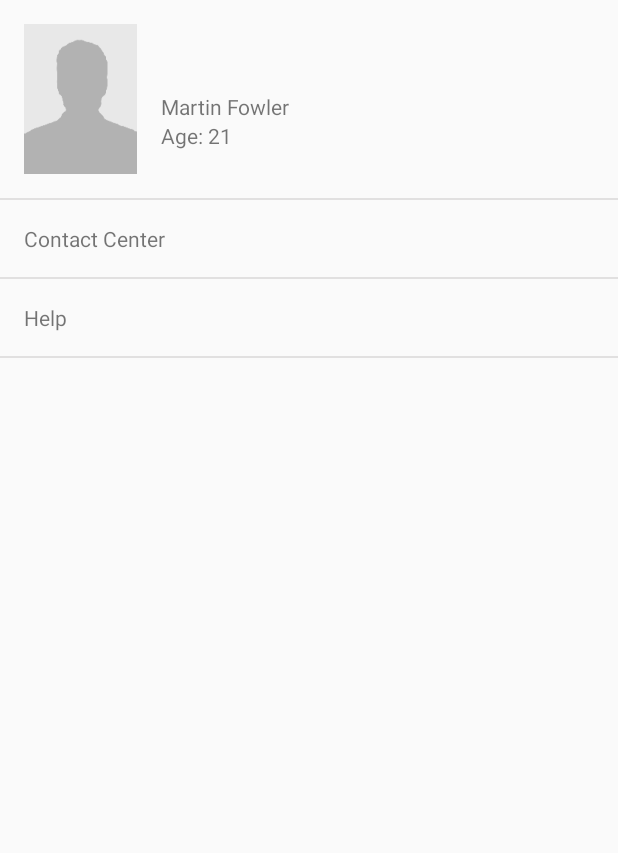
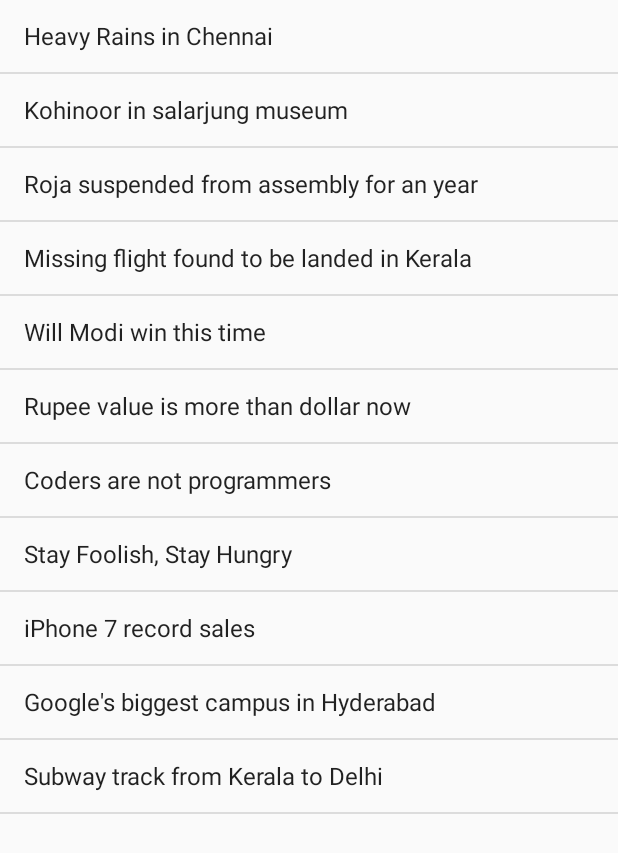
Before and after one commit to jhansireddy/Bootcamp, an Android app: the HomeActivity screen opened directly, with no data from a screen before it, on a phone screen of 412 x 824 dp. Shown: the top 853 px of the screen. Run offline under Robolectric (Android 15) with nearby library versions, the phone set to English and light mode, and no system bars.

Commit message:
Added ListView

```diff
--- a/app/src/main/AndroidManifest.xml
+++ b/app/src/main/AndroidManifest.xml
@@ -17,7 +17,7 @@
                 <category android:name="android.intent.category.LAUNCHER" />
             </intent-filter>
         </activity>
-        <activity android:name=".AccountsActivity" />
+        <activity android:name=".HomeActivity" />
     </application>
 
 </manifest>
--- a/app/src/main/java/com/androidbootcamp/AccountsFragment.java
+++ b/app/src/main/java/com/androidbootcamp/AccountsFragment.java
@@ -1,8 +1,6 @@
 package com.androidbootcamp;
 
-import android.app.Activity;
 import android.app.Fragment;
-import android.content.Intent;
 import android.graphics.Bitmap;
 import android.os.Bundle;
 import android.support.annotation.Nullable;
@@ -38,7 +36,7 @@ public class AccountsFragment extends Fragment {
     }
 
     private String getWelcomeText() {
-        String userName = getActivity().getIntent().getStringExtra(AccountsActivity.UserName);
+        String userName = getActivity().getIntent().getStringExtra(HomeActivity.UserName);
         return getString(R.string.welcome) + " " + userName;
     }
 
--- a/app/src/main/java/com/androidbootcamp/AccountsActivity.java
+++ b/app/src/main/java/com/androidbootcamp/HomeActivity.java
@@ -1,21 +1,16 @@
 package com.androidbootcamp;
 
 import android.app.Activity;
-import android.app.Fragment;
 import android.content.Intent;
 import android.graphics.Bitmap;
 import android.os.Bundle;
-import android.view.View;
-import android.widget.ImageView;
-import android.widget.TextView;
-import android.widget.Toast;
 
 import com.androidbootcamp.util.CameraUtility;
 
 /**
  * Created by jhansirk on 1/15/16.
  */
-public class AccountsActivity extends Activity {
+public class HomeActivity extends Activity {
 
     public static String UserName ="userName";
     private AccountsFragment accountsFragment;
@@ -23,8 +18,11 @@ public class AccountsActivity extends Activity {
     @Override
     protected void onCreate(Bundle savedInstanceState) {
         super.onCreate(savedInstanceState);
-        setContentView(R.layout.activity_accounts);
-        accountsFragment = (AccountsFragment) getFragmentManager().findFragmentById(R.id.accountsFragment);
+        setContentView(R.layout.activity_home);
+//        if(getFragmentManager().findFragmentById(R.id.accountsFragment)!=null)
+//        {
+//            accountsFragment = (AccountsFragment) getFragmentManager().findFragmentById(R.id.accountsFragment);
+//        }
     }
 
     @Override
@@ -32,7 +30,10 @@ public class AccountsActivity extends Activity {
         super.onActivityResult(requestCode, resultCode, data);
         if (requestCode == AccountsFragment.CAPTURE_IMAGE_ACTIVITY_REQUEST_CODE && resultCode == Activity.RESULT_OK) {
             Bitmap bitmap = CameraUtility.extractImage(data);
-            accountsFragment.setImageBitmap(bitmap);
+            if(accountsFragment!=null)
+            {
+                accountsFragment.setImageBitmap(bitmap);
+            }
         }
     }
 }
--- a/app/src/main/java/com/androidbootcamp/LoginActivity.java
+++ b/app/src/main/java/com/androidbootcamp/LoginActivity.java
@@ -6,13 +6,9 @@ import android.os.Bundle;
 import android.support.v7.app.AppCompatActivity;
 import android.support.v7.widget.Toolbar;
 import android.util.Log;
-import android.view.Menu;
-import android.view.MenuItem;
 import android.view.View;
 import android.widget.Button;
 import android.widget.EditText;
-import android.widget.TextView;
-import android.widget.Toast;
 
 public class LoginActivity extends AppCompatActivity {
 
@@ -51,8 +47,8 @@ public class LoginActivity extends AppCompatActivity {
     }
 
     private void startAccountsActivity(String userName) {
-        Intent intent = new Intent(this, AccountsActivity.class);
-        intent.putExtra(AccountsActivity.UserName, userName);
+        Intent intent = new Intent(this, HomeActivity.class);
+        intent.putExtra(HomeActivity.UserName, userName);
         startActivity(intent);
     }
 
--- /dev/null
+++ b/app/src/main/java/com/androidbootcamp/NewsListFragment.java
@@ -0,0 +1,38 @@
+package com.androidbootcamp;
+
+import android.app.Fragment;
+import android.os.Bundle;
+import android.support.annotation.Nullable;
+import android.view.LayoutInflater;
+import android.view.View;
+import android.view.ViewGroup;
+import android.widget.ArrayAdapter;
+import android.widget.ListView;
+
+import com.androidbootcamp.util.DataProvider;
+
+import java.util.List;
+
+/**
+ * Created by jhansirk on 1/15/16.
+ */
+public class NewsListFragment extends Fragment {
+
+    private View view;
+
+    @Nullable
+    @Override
+    public View onCreateView(LayoutInflater inflater, ViewGroup container, Bundle savedInstanceState) {
+        view = inflater.inflate(R.layout.fragment_news_list, null);
+        init();
+        return view;
+    }
+
+    private void init() {
+        ListView listView = (ListView) view.findViewById(R.id.listView);
+        List<String> news = DataProvider.getNews();
+        ArrayAdapter<String> adapter = new ArrayAdapter(getActivity(), android.R.layout.simple_list_item_1, news);
+        listView.setAdapter(adapter);
+    }
+
+}
--- /dev/null
+++ b/app/src/main/java/com/androidbootcamp/util/DataProvider.java
@@ -0,0 +1,27 @@
+package com.androidbootcamp.util;
+
+import java.util.ArrayList;
+import java.util.List;
+
+/**
+ * Created by jhansirk on 1/15/16.
+ */
+public class DataProvider {
+
+    public static List<String> getNews()
+    {
+        List<String> news = new ArrayList<>();
+        news.add("Heavy Rains in Chennai");
+        news.add("Kohinoor in salarjung museum");
+        news.add("Roja suspended from assembly for an year");
+        news.add("Missing flight found to be landed in Kerala");
+        news.add("Will Modi win this time");
+        news.add("Rupee value is more than dollar now");
+        news.add("Coders are not programmers");
+        news.add("Stay Foolish, Stay Hungry");
+        news.add("iPhone 7 record sales");
+        news.add("Google's biggest campus in Hyderabad");
+        news.add("Subway track from Kerala to Delhi");
+        return news;
+    }
+}
--- a/app/src/main/res/layout/activity_accounts.xml
+++ b/app/src/main/res/layout/activity_home.xml
@@ -6,10 +6,9 @@
     android:orientation="vertical">
 
     <fragment
-        android:id="@+id/accountsFragment"
-        class="com.androidbootcamp.AccountsFragment"
+        android:id="@+id/newsListFragment"
+        class="com.androidbootcamp.NewsListFragment"
         android:layout_width="match_parent"
         android:layout_height="match_parent"/>
 
-
 </LinearLayout>
--- /dev/null
+++ b/app/src/main/res/layout/fragment_news_list.xml
@@ -0,0 +1,12 @@
+<?xml version="1.0" encoding="utf-8"?>
+<LinearLayout xmlns:android="http://schemas.android.com/apk/res/android"
+    android:layout_width="match_parent"
+    android:layout_height="match_parent"
+    android:orientation="vertical">
+
+    <ListView
+        android:id="@+id/listView"
+        android:layout_width="match_parent"
+        android:layout_height="match_parent"></ListView>
+
+</LinearLayout>
```
